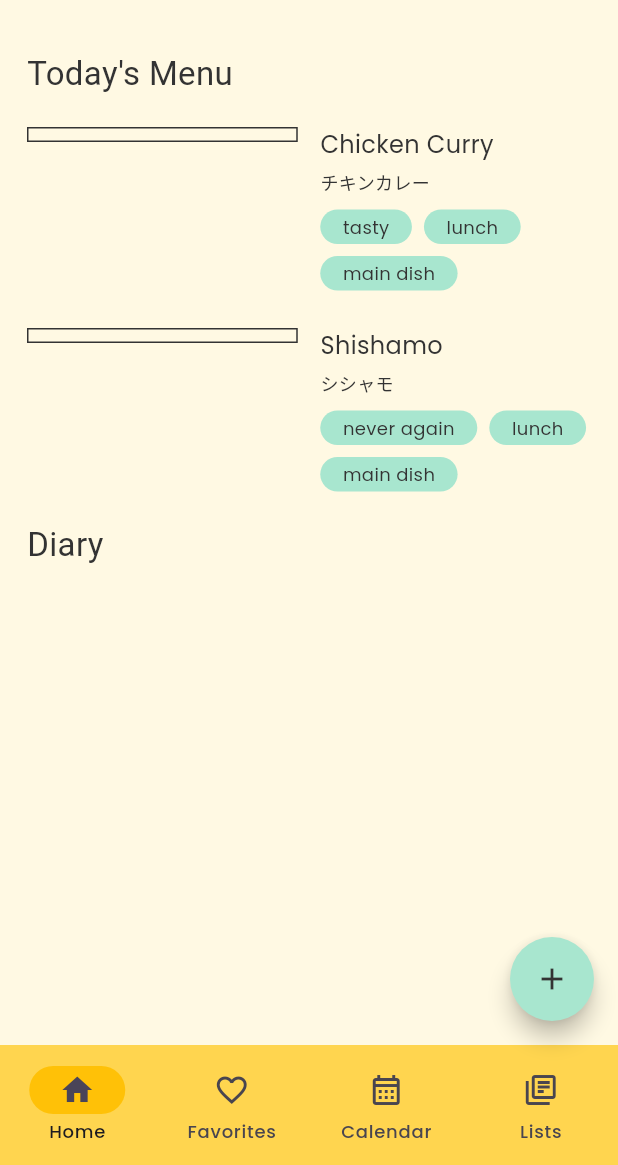
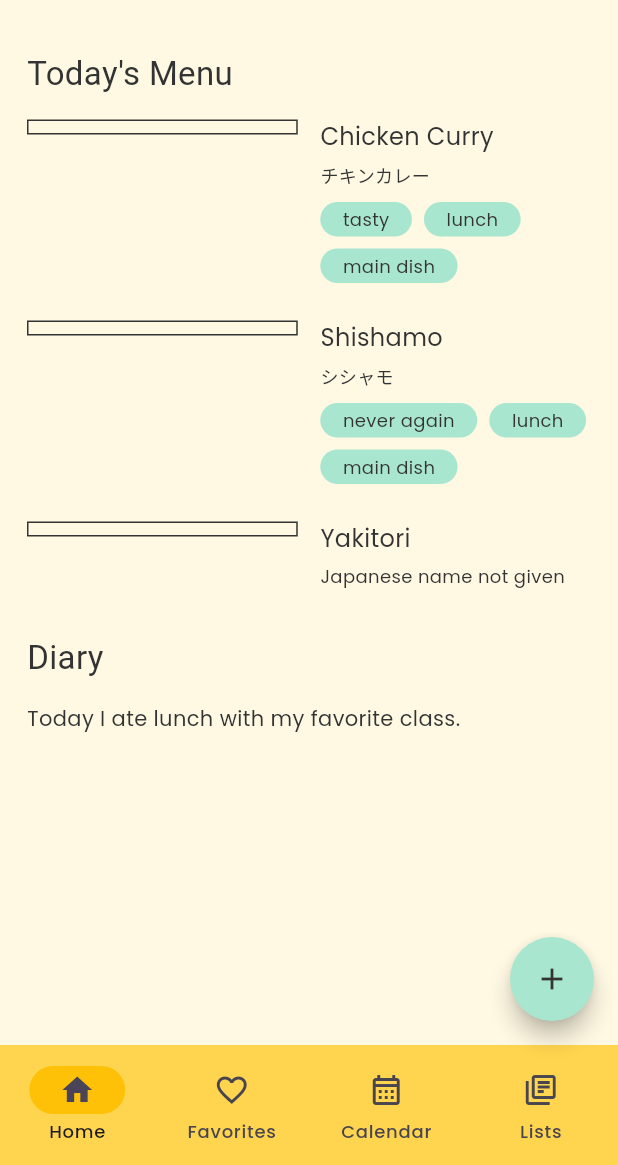
Before and after one commit to Lasseignejk/Kyushoku, a Flutter app: the screen it shows after launch, on a phone screen of 412 x 824 dp, the part 71-1236 px from its top. Run offline on Flutter 3.47's test engine with Material 3 defaults, Android fonts, the phone set to English and light mode, and no system bars; our stand-ins replace google_fonts.

```diff
--- a/lib/views/home/home_page.dart
+++ b/lib/views/home/home_page.dart
@@ -1,10 +1,10 @@
 import 'package:flutter/material.dart';
+import 'package:kyushoku/components/exception_caught.dart';
 import 'package:kyushoku/components/loader.dart';
 import 'package:kyushoku/components/meal_card.dart';
+import 'package:kyushoku/fake_data/get_today.dart';
 import 'package:kyushoku/theme/app_colors.dart';
 import 'package:kyushoku/theme/text%20styles/headers.dart';
-
-import 'package:kyushoku/theme/text%20styles/paragraphs.dart';
 import 'package:kyushoku/theme/text%20styles/sub_headers.dart';
 
 class HomePage extends StatefulWidget {
@@ -15,8 +15,9 @@ class HomePage extends StatefulWidget {
 }
 
 class _HomePageState extends State<HomePage> {
-  List<Map<String, dynamic>> uploads = [];
+  Map<String, dynamic> dataToday = {};
   bool isLoading = false;
+  bool exceptionCaught = false;
 
   @override
   void initState() {
@@ -33,62 +34,61 @@ class _HomePageState extends State<HomePage> {
     setState(() {
       isLoading = true;
     });
+    try {
       await Future.delayed(Duration(seconds: 2));
-    List<Map<String, dynamic>> fakeData = [
-      {
-        'name': {
-          'english': 'Chicken Curry',
-          'japanese': 'チキンカレー',
-        },
-        'rating': 5.0,
-        'date_added': '03-14-2025',
-        'photo': '',
-        'is_favorite': true,
-        'tags': ['tasty', 'lunch', 'main dish']
-      },
-      {
-        'name': {'english': 'Shishamo', 'japanese': 'シシャモ'},
-        'rating': 0.5,
-        'date_added': '03-29-2025',
-        'photo': '',
-        'is_favorite': false,
-        'tags': ['never again', 'lunch', 'main dish']
-      },
-    ];
       setState(() {
-      uploads = fakeData;
+        dataToday = getTodayData;
+      });
+    } catch (e) {
+      print("ERROR: $e");
+      setState(() {
+        exceptionCaught = true;
+      });
+    } finally {
+      setState(() {
         isLoading = false;
       });
+    }
   }
 
   @override
   Widget build(BuildContext context) {
     final colors = Theme.of(context).extension<AppColors>()!;
-    return isLoading
-        ? Loader()
-        : uploads.isEmpty
-            ? Center(
+    List<Map<String, dynamic>> dishes = dataToday['dishes'] ?? [];
+    String diary = dataToday['diary'] ?? "";
+    if (isLoading) {
+      return Loader();
+    }
+
+    if (dataToday.isEmpty) {
+      return Center(
         child: Text(
           "You haven't uploaded anything yet. Press the + button to get started!",
           style: SubHeaders.med(context),
           textAlign: TextAlign.center,
-              ))
-            : Padding(
+        ),
+      );
+    }
+
+    if (exceptionCaught) {
+      return ExceptionCaught();
+    }
+    return Padding(
       padding: const EdgeInsets.only(top: 25),
       child: Column(
         crossAxisAlignment: CrossAxisAlignment.start,
         children: [
           Text("Today's Menu", style: Headers.large(context)),
-                    SizedBox(height: 20),
+          SizedBox(height: 15),
           ListView.separated(
             physics: ScrollPhysics(),
             shrinkWrap: true,
             separatorBuilder: (context, index) {
               return SizedBox(height: 25);
             },
-                      itemCount: uploads.length,
+            itemCount: dishes.length,
             itemBuilder: (context, index) {
-                        return MealCard(meal: uploads[index]);
+              return MealCard(meal: dishes[index]);
             },
           ),
           // Column(
@@ -98,6 +98,8 @@ class _HomePageState extends State<HomePage> {
           // ),
           SizedBox(height: 20),
           Text("Diary", style: Headers.large(context)),
+          SizedBox(height: 15),
+          Text(diary),
         ],
       ),
     );
```
Lines whose indentation alone changed are shown as unchanged.
